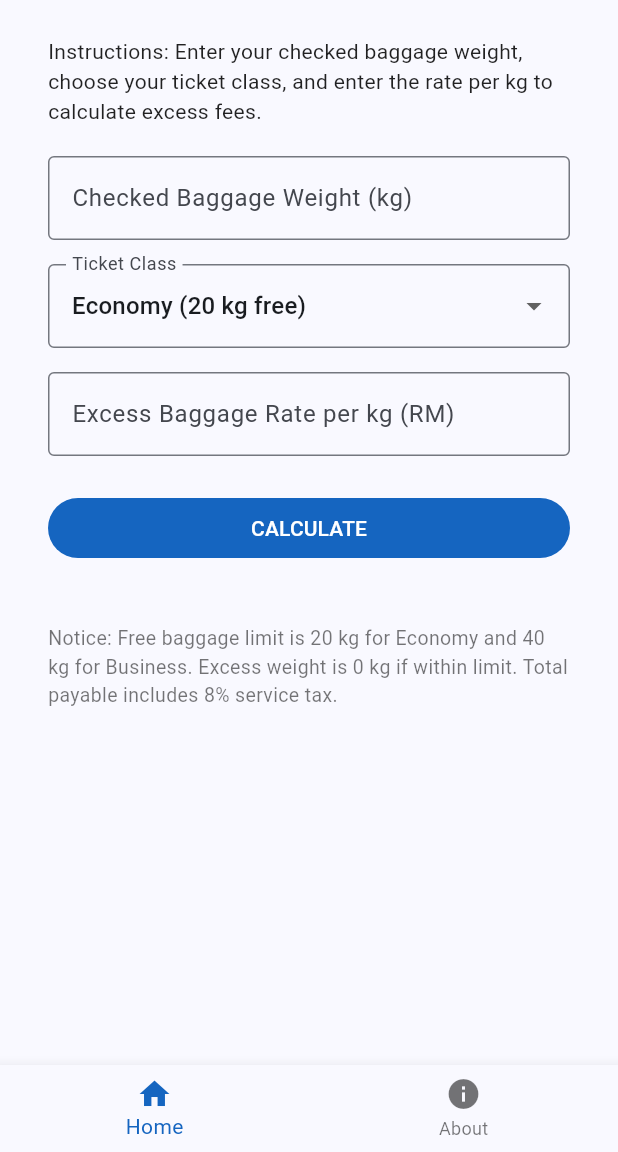
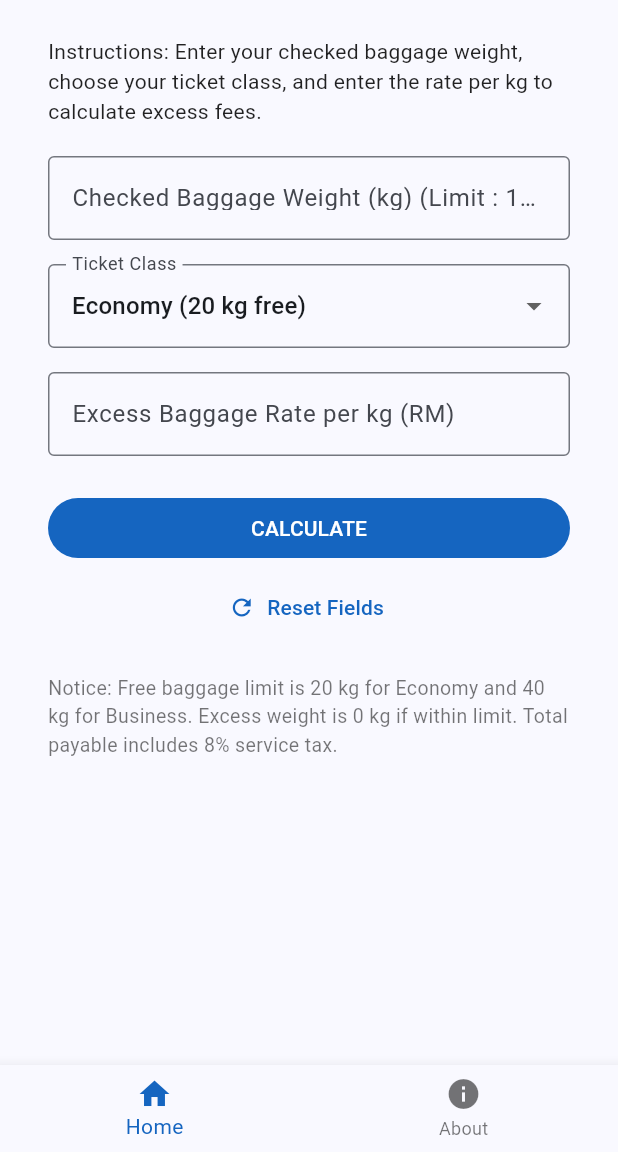
Before and after one commit to 2025423452-coder/excess_baggage_estimator, a Flutter app: the screen it shows after launch, on a phone screen of 412 x 824 dp, the part 84-1236 px from its top. Run offline on Flutter 3.47's test engine with Material 3 defaults, Android fonts, the phone set to English and light mode, and no system bars.

Commit message:
Update About page with additions : limitations, reset button

```diff
--- a/lib/main.dart
+++ b/lib/main.dart
@@ -7,7 +7,7 @@ void main() {
 }
 
 class AppColors {
-  static const Color colorPrimary = Color(0xFF1565C0); // Airline Blue
+  static const Color colorPrimary = Color(0xFF1565C0);
   static const Color colorOnPrimary = Color(0xFFFFFFFF);
 }
 
@@ -42,23 +42,23 @@ class MyHomePage extends StatefulWidget {
 }
 
 class _MyHomePageState extends State<MyHomePage> {
-  // Navigation menu index (0 = Home, 1 = About)
+  //(0 = Home, 1 = About)
   int selectedIndex = 0;
 
   // Controllers for the 2 numeric TextFields
   final TextEditingController weightController = TextEditingController();
   final TextEditingController rateController = TextEditingController();
 
-  // Variable for the non-textfield widget (Dropdown)
+  //Variable for the non-textfield widget (Dropdown)
   String selectedClass = 'Economy';
 
-  // Output and error message variables
+  //Output & error message variables
   String errorMessage = '';
   String excessWeightResult = '';
   String excessChargeResult = '';
   String totalPayableResult = '';
 
-  // TODO: Replace with your actual GitHub repository URL
+  // github
   final String githubUrl = 'https://github.com/2025423452-coder/excess_baggage_estimator.git';
 
   @override
@@ -73,7 +73,7 @@ class _MyHomePageState extends State<MyHomePage> {
     final double? weight = double.tryParse(weightController.text.trim());
     final double? rate = double.tryParse(rateController.text.trim());
 
-    // Input validation (Error message)
+    //Input validation (Error message)
     if (weight == null || rate == null) {
       setState(() {
         errorMessage = 'Error: Please enter valid numbers for weight and rate.';
@@ -94,19 +94,29 @@ class _MyHomePageState extends State<MyHomePage> {
       return;
     }
 
-    // Determine free allowance (Economy = 20 kg, Business = 40 kg)
+    if (weight > 100) {
+      setState(() {
+        errorMessage = 'Error: Weight cannot be more than 100 kgs.';
+        excessWeightResult = '';
+        excessChargeResult = '';
+        totalPayableResult = '';
+      });
+      return;
+    }
+
+    //Determine free allowance (Economy = 20 kg, Business = 40 kg)
     double allowance = 20.0;
     if (selectedClass == 'Business') {
       allowance = 40.0;
     }
 
-    // Calculate excess weight (never negative)
+    //Calculate excess weight (never negative)
     double excessWeight = weight - allowance;
     if (excessWeight < 0) {
       excessWeight = 0.0;
     }
 
-    // Calculate charge and total with 8% service tax
+    //Calculate charge and total with 8% service tax
     double excessCharge = excessWeight * rate;
     double totalPayable = excessCharge + (0.08 * excessCharge);
 
@@ -115,6 +125,19 @@ class _MyHomePageState extends State<MyHomePage> {
       excessWeightResult = 'Excess Baggage Weight: ${excessWeight.toStringAsFixed(2)} kg';
       excessChargeResult = 'Excess Baggage Charge: RM ${excessCharge.toStringAsFixed(2)}';
       totalPayableResult = 'Total Amount Payable: RM ${totalPayable.toStringAsFixed(2)}';
+    });
+  }
+
+  //reset function
+  void resetFields() {
+    weightController.clear();
+    rateController.clear();
+    setState(() {
+      selectedClass = 'Economy';
+      errorMessage = '';
+      excessWeightResult = '';
+      excessChargeResult = '';
+      totalPayableResult = '';
     });
   }
 
@@ -157,35 +180,36 @@ class _MyHomePageState extends State<MyHomePage> {
     );
   }
 
-  // ================= HOME PAGE =================
+  //HOME PAGE
   Widget buildHomePage() {
     return SingleChildScrollView(
       padding: const EdgeInsets.symmetric(horizontal: 32, vertical: 24),
       child: Column(
         crossAxisAlignment: CrossAxisAlignment.stretch,
         children: [
-          // Instructions (Good Design Practice)
+          //Instructions
           const Text(
             'Instructions: Enter your checked baggage weight, choose your ticket class, and enter the rate per kg to calculate excess fees.',
             style: TextStyle(fontSize: 14, color: Colors.black87),
           ),
           const SizedBox(height: 20),
 
-          // Input 1: Baggage Weight (TextField)
+          //Inputs
+          //Baggage Weight
           TextField(
             controller: weightController,
             keyboardType: const TextInputType.numberWithOptions(decimal: true),
             decoration: const InputDecoration(
-              labelText: 'Checked Baggage Weight (kg)',
+              labelText: 'Checked Baggage Weight (kg) (Limit : 100kg)',
               hintText: 'e.g. 25',
               border: OutlineInputBorder(),
             ),
           ),
           const SizedBox(height: 16),
 
-          // Input 2: Ticket Class (Non-TextField widget: DropdownButtonFormField)
+          //Ticket Class
           DropdownButtonFormField<String>(
-            value: selectedClass,
+            initialValue: selectedClass,
             decoration: const InputDecoration(
               labelText: 'Ticket Class',
               border: OutlineInputBorder(),
@@ -202,7 +226,7 @@ class _MyHomePageState extends State<MyHomePage> {
           ),
           const SizedBox(height: 16),
 
-          // Input 3: Excess Rate per kg (TextField)
+          //Excess Rate per kg
           TextField(
             controller: rateController,
             keyboardType: const TextInputType.numberWithOptions(decimal: true),
@@ -214,18 +238,28 @@ class _MyHomePageState extends State<MyHomePage> {
           ),
           const SizedBox(height: 24),
 
-          // Calculate Button
+          //Calculate Button
           FilledButton(
             onPressed: calculateFee,
             child: const Text('CALCULATE'),
           ),
-          const SizedBox(height: 20),
+          const SizedBox(height: 5),
 
-          // Error Message Display
+          //reset button
+          Center(
+            child: TextButton.icon(
+              onPressed: resetFields,
+              icon: const Icon(Icons.refresh, size: 18),
+              label: const Text('Reset Fields'),
+            ),
+          ),
+          const SizedBox(height: null),
+
+          //Error Message Display
           if (errorMessage.isNotEmpty)
             Text(
               errorMessage,
-              style: const TextStyle(color: Colors.red, fontWeight: FontWeight.bold),
+              style: const TextStyle(color: Colors.red, fontWeight: FontWeight.bold, fontSize: 15),
             ),
 
           // 3 Formatted Outputs Display
@@ -258,7 +292,7 @@ class _MyHomePageState extends State<MyHomePage> {
           ],
           const SizedBox(height: 20),
 
-          // Helpful Notice (Good Design Practice)
+          //Notice
           const Text(
             'Notice: Free baggage limit is 20 kg for Economy and 40 kg for Business. Excess weight is 0 kg if within limit. Total payable includes 8% service tax.',
             style: TextStyle(fontSize: 13, color: Colors.black54),
@@ -268,7 +302,7 @@ class _MyHomePageState extends State<MyHomePage> {
     );
   }
 
-  // ================= ABOUT PAGE =================
+  //ABOUT PAGE
   Widget buildAboutPage() {
     return Center(
       child: Padding(
@@ -276,7 +310,7 @@ class _MyHomePageState extends State<MyHomePage> {
         child: Column(
           mainAxisAlignment: MainAxisAlignment.center,
           children: [
-            // Application Icon
+            //App Icon
             Image.asset(
               'assets/app_icon.png',
               width: 90,
@@ -296,7 +330,7 @@ class _MyHomePageState extends State<MyHomePage> {
             ),
             const SizedBox(height: 20),
 
-            // Author Information (Update with your own details)
+            //my Information
             const Text('Name: ', style: TextStyle(fontSize: 16), textAlign: TextAlign.center),
             const Text('MUHAMMAD HAIKAL BIN JASMY HAIRUDDIN', style: TextStyle(fontSize: 16), textAlign: TextAlign.center),
             const SizedBox(height: 6),
@@ -304,10 +338,10 @@ class _MyHomePageState extends State<MyHomePage> {
             const Text('2025423452', style: TextStyle(fontSize: 16)),
             const SizedBox(height: 6),
             const Text('Course:', style: TextStyle(fontSize: 16)),
-            const Text('ICT602 - Mobile Technology', style: TextStyle(fontSize: 16)),
+            const Text('ICT602 - MOBILE TECHNOLOGY AND DEVELOPMENT', style: TextStyle(fontSize: 16), textAlign: TextAlign.center,),
             const SizedBox(height: 20),
 
-            // Clickable GitHub Repository URL
+            //github link
             TextButton.icon(
               onPressed: openGitHubUrl,
               icon: const Icon(Icons.link),
@@ -319,7 +353,7 @@ class _MyHomePageState extends State<MyHomePage> {
             ),
             const SizedBox(height: 24),
 
-            // Copyright Notice
+            //copyright
             const Text(
               '© 2026 MUHAMMAD HAIKAL BIN JASMY HAIRUDDIN. All Rights Reserved.',
               style: TextStyle(fontSize: 13, color: Colors.black54),
```
